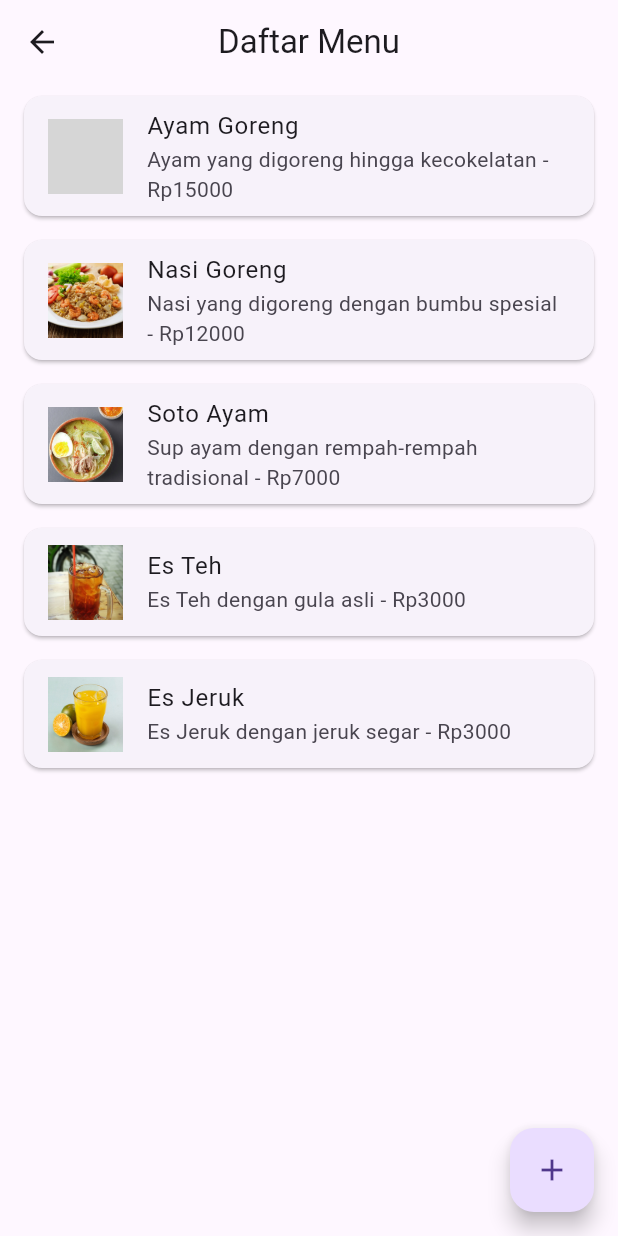
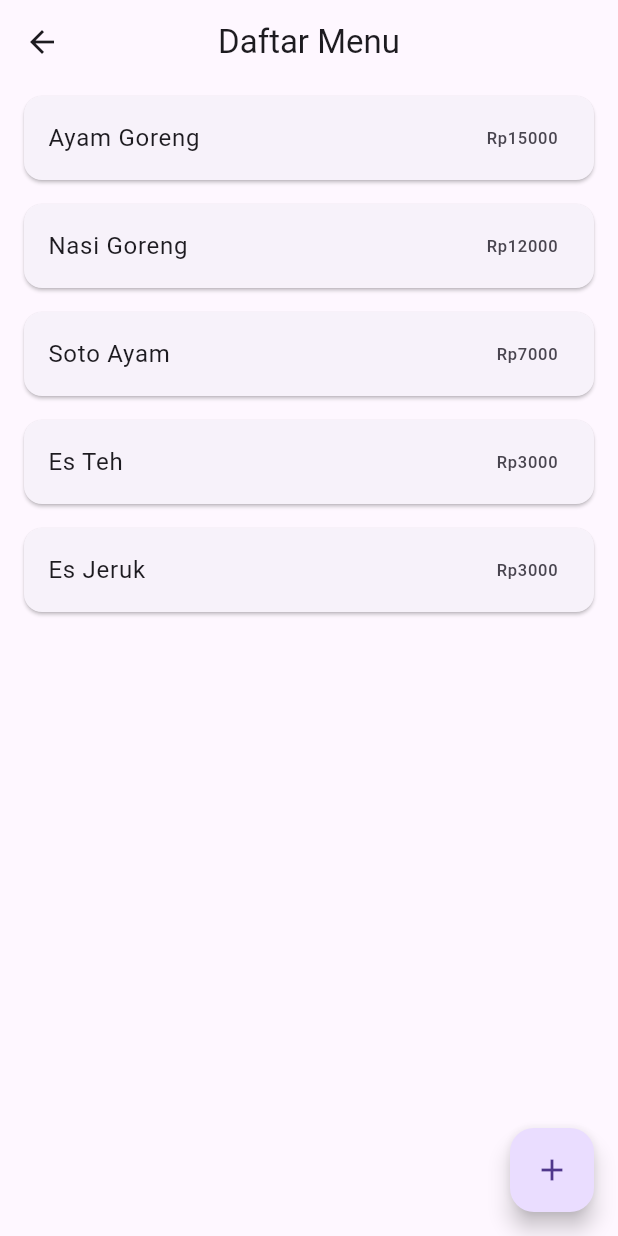
Before and after one commit to andikamahend/flutter-antrian-kasir, a Flutter app: the DaftarMenuPage screen opened by its route, on a phone screen of 412 x 824 dp. Run offline on Flutter 3.47's test engine with Material 3 defaults, Android fonts, the phone set to English and light mode, and no system bars; grey boxes are pictures that could not be loaded.

Commit message:
perbaikan kedua

```diff
--- a/lib/models/menu_item_model.dart
+++ b/lib/models/menu_item_model.dart
@@ -3,15 +3,11 @@ import 'package:flutter/material.dart';
 class MenuItemModel {
   final String id;
   final String name;
-  final String description;
   final double price;
-  final String imageUrl;
 
   MenuItemModel({
     required this.id,
     required this.name,
-    required this.description,
     required this.price,
-    required this.imageUrl,
   });
 }
--- a/lib/models/receipt_model.dart
+++ b/lib/models/receipt_model.dart
@@ -1,4 +1,4 @@
-// models/receipt_model.dart
+import 'package:intl/intl.dart';
 
 class ReceiptItem {
   final String name;
@@ -19,12 +19,13 @@ class Receipt {
   final String customerName;
   final int tableNumber;
   final List<ReceiptItem> items;
+  final String date; // Menambahkan field untuk tanggal
 
   Receipt({
     required this.customerName,
     required this.tableNumber,
     required this.items,
-  });
+  }) : date = DateFormat('yyyy-MM-dd').format(DateTime.now()); // Tanggal otomatis
 
   // Menghitung total harga seluruh pesanan
   double get totalPrice => items.fold(0.0, (total, item) => total + item.totalPrice);
--- a/lib/screens/daftar_menu_page.dart
+++ b/lib/screens/daftar_menu_page.dart
@@ -22,14 +22,8 @@ class DaftarMenuPage extends StatelessWidget {
           return Card(
             margin: const EdgeInsets.symmetric(vertical: 8.0, horizontal: 16.0),
             child: ListTile(
-              leading: Image.asset(
-                menuItem.imageUrl,
-                width: 50,
-                height: 50,
-                fit: BoxFit.cover,
-              ),
               title: Text(menuItem.name),
-              subtitle: Text('${menuItem.description} - Rp${menuItem.price.toStringAsFixed(0)}'),
+              trailing: Text('Rp${menuItem.price.toStringAsFixed(0)}'),
               onTap: () {
                 // Implementasi untuk menampilkan detail menu atau untuk mengedit menu
                 _showMenuItemDetails(context, menuItem);
@@ -57,20 +51,7 @@ class DaftarMenuPage extends StatelessWidget {
       builder: (BuildContext context) {
         return AlertDialog(
           title: Text(menuItem.name),
-          content: Column(
-            crossAxisAlignment: CrossAxisAlignment.start,
-            mainAxisSize: MainAxisSize.min,
-            children: [
-              Image.asset(
-                menuItem.imageUrl,
-                width: double.infinity,
-                fit: BoxFit.cover,
-              ),
-              const SizedBox(height: 10),
-              Text('Harga: Rp${menuItem.price.toStringAsFixed(0)}'),
-              Text('Deskripsi: ${menuItem.description}'),
-            ],
-          ),
+          content: Text('Harga: Rp${menuItem.price.toStringAsFixed(0)}'),
           actions: <Widget>[
             TextButton(
               child: const Text('Tutup'),
--- a/lib/screens/receipt_page.dart
+++ b/lib/screens/receipt_page.dart
@@ -45,6 +45,11 @@ class ReceiptPage extends StatelessWidget {
                   Text('Nama Pelanggan: ${receipt.customerName}'),
                   Text('Nomor Meja: ${receipt.tableNumber}'),
                   const Divider(),
+                  // Menampilkan tanggal otomatis dari struk
+                  Text(
+                    'Tanggal: ${receipt.date}',
+                    style: const TextStyle(fontSize: 16, fontWeight: FontWeight.bold),
+                  ),
                   // Menampilkan nomor antrian otomatis dalam format 2 digit
                   Text(
                     'Nomor Antrian: ${getQueueNumber()}',
--- a/lib/services/menu_item_service.dart
+++ b/lib/services/menu_item_service.dart
@@ -7,37 +7,27 @@ class MenuItemService {
     MenuItemModel(
       id: '1',
       name: 'Ayam Goreng',
-      description: 'Ayam yang digoreng hingga kecokelatan',
       price: 15000.0,
-      imageUrl: 'images/ayam_goreng.jpg',
     ),
     MenuItemModel(
       id: '2',
       name: 'Nasi Goreng',
-      description: 'Nasi yang digoreng dengan bumbu spesial',
       price: 12000.0,
-      imageUrl: 'images/nasi_goreng.jpg',
     ),
     MenuItemModel(
       id: '3',
       name: 'Soto Ayam',
-      description: 'Sup ayam dengan rempah-rempah tradisional',
       price: 7000.0,
-      imageUrl: 'images/soto.jpeg',
     ),
     MenuItemModel(
       id: '4',
       name: 'Es Teh',
-      description: 'Es Teh dengan gula asli',
       price: 3000.0,
-      imageUrl: 'images/Es_Teh.jpg',
     ),
     MenuItemModel(
       id: '5',
       name: 'Es Jeruk',
-      description: 'Es Jeruk dengan jeruk segar',
       price: 3000.0,
-      imageUrl: 'images/Es_jeruk.jpg',
     ),
     // Tambahkan item menu lain sesuai kebutuhan
   ];
--- a/lib/services/riwayat_pesanan_service.dart
+++ b/lib/services/riwayat_pesanan_service.dart
@@ -9,7 +9,7 @@ class RiwayatPesananService {
       RiwayatPesananModel(
         pelanggan: "Antonio",
         nomorMeja: 5,
-        pesanan: "Nasi Goreng, Es Teh",
+        pesanan: "Nasi Goreng Jumlah: 3, Es Teh Jumlah: 3",
         tanggal: "2023-11-01",
         nomorPesanan: 1,
         totalHarga: "Rp 55000",
@@ -17,7 +17,7 @@ class RiwayatPesananService {
       RiwayatPesananModel(
         pelanggan: "Budi",
         nomorMeja: 3,
-        pesanan: "Ayam Bakar, Jus Jeruk",
+        pesanan: "Ayam Bakar Jumlah: 5, Es Jeruk Jumlah: 4",
         tanggal: "2023-11-02",
         nomorPesanan: 2,
         totalHarga: "Rp 80000",
@@ -25,7 +25,7 @@ class RiwayatPesananService {
       RiwayatPesananModel(
         pelanggan: "Siti",
         nomorMeja: 8,
-        pesanan: "Sate Ayam, Es Kopi",
+        pesanan: "Sate Ayam Jumlah: 4, Es Teh: 3, Es Jeruk Jumlah: 1",
         tanggal: "2023-11-03",
         nomorPesanan: 3,
         totalHarga: "Rp 70000",
--- a/pubspec.yaml
+++ b/pubspec.yaml
@@ -32,6 +32,7 @@ dependencies:
     sdk: flutter
   sqflite: ^2.3.0
   path: ^1.8.0
+  intl: ^0.18.0
 
 
 
```
Also changed, not shown: pubspec.lock.
